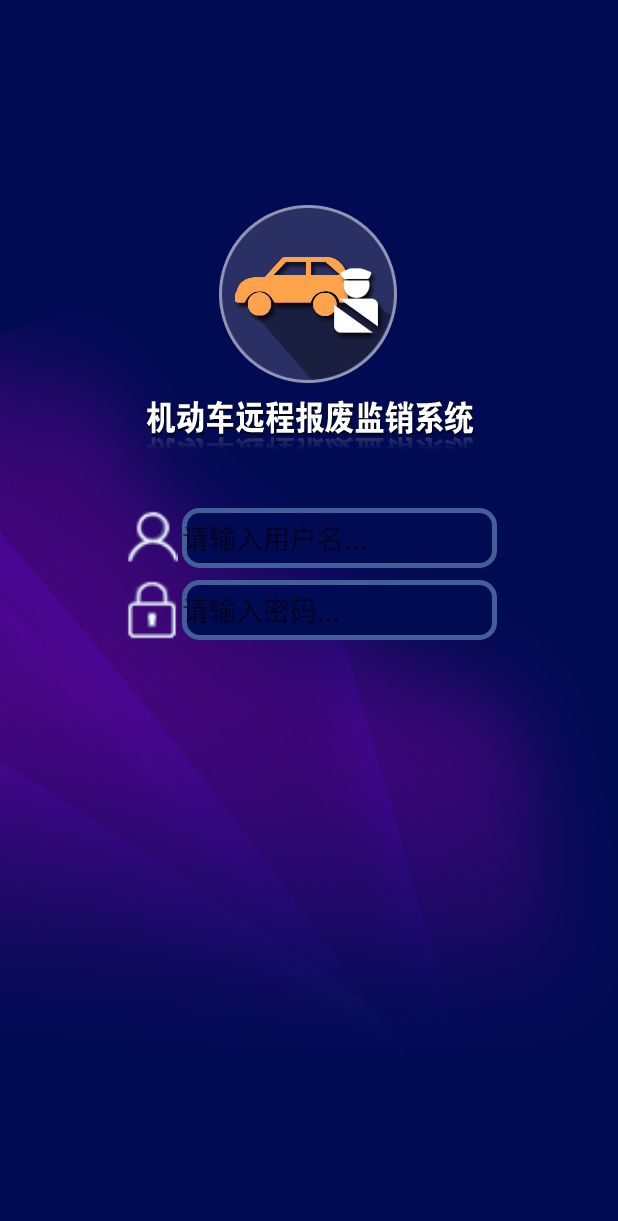
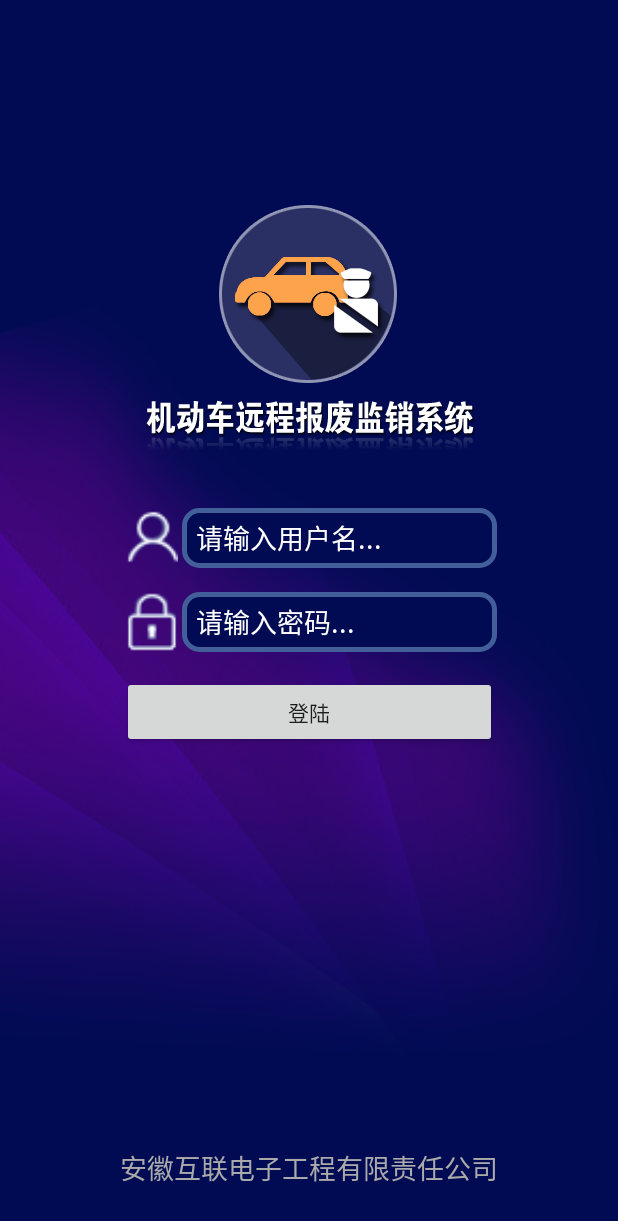
Before and after one commit to Xbigfat/DataCollectSystem, an Android app: the layout login.xml on its own in the app's theme, with its tools: preview values and no code run, on a phone screen of 412 x 824 dp. Shown: the top 1221 px of the screen. Run offline under Robolectric (Android 15) with nearby library versions, the phone set to English and light mode, and no system bars.

Commit message:
刚刚写好 splash 和 login 界面，没有添加逻辑 update 等待下发更新地址再加入

```diff
--- a/app/src/main/AndroidManifest.xml
+++ b/app/src/main/AndroidManifest.xml
@@ -18,7 +18,7 @@
         android:supportsRtl="true"
         android:theme="@style/AppTheme">
 
-        <activity android:name=".activities.Splash">
+        <activity android:name=".activities.LoginActivity">
             <intent-filter>
                 <action android:name="android.intent.action.MAIN" />
                 <category android:name="android.intent.category.LAUNCHER" />
--- a/app/src/main/java/xyw/com/datacollectsystem/BaseActivity.java
+++ b/app/src/main/java/xyw/com/datacollectsystem/BaseActivity.java
@@ -23,7 +23,7 @@ public abstract class BaseActivity extends AppCompatActivity {
         ActivityController.addActivity(this);
         getSupportActionBar().hide();
         init();
-        findViewByID();
+        findViewsByID();
         setListener();
     }
 
@@ -42,7 +42,7 @@ public abstract class BaseActivity extends AppCompatActivity {
     /**
      * 控件初始化
      */
-    protected abstract void findViewByID();
+    protected abstract void findViewsByID();
 
     /**
      * 设置监听
--- a/app/src/main/java/xyw/com/datacollectsystem/activities/Splash.java
+++ b/app/src/main/java/xyw/com/datacollectsystem/activities/Splash.java
@@ -30,7 +30,7 @@ public class Splash extends BaseActivity {
     }
 
     @Override
-    protected void findViewByID() {
+    protected void findViewsByID() {
 
     }
 
--- a/app/src/main/res/layout/login.xml
+++ b/app/src/main/res/layout/login.xml
@@ -7,7 +7,7 @@
     android:background="@mipmap/login_bg">
 
     <ImageView
-        android:id="@+id/login_logo"
+        android:id="@+id/imageView1"
         android:layout_width="wrap_content"
         android:layout_height="wrap_content"
         android:layout_marginEnd="8dp"
@@ -34,7 +34,7 @@
         android:orientation="horizontal"
         app:layout_constraintLeft_toLeftOf="parent"
         app:layout_constraintRight_toRightOf="parent"
-        app:layout_constraintTop_toBottomOf="@+id/login_logo">
+        app:layout_constraintTop_toBottomOf="@+id/imageView1">
 
         <ImageView
             android:id="@+id/imageView2"
@@ -50,18 +50,20 @@
             android:background="@drawable/login_edit_style"
             android:digits="1234567890qwertyuioplkjhgfdsazxcvbnmQWERTYUIOPLKJHGFDSAZXCVBNM"
             android:ems="10"
-            android:hint="请输入用户名..."
+            android:hint="  请输入用户名..."
             android:maxLines="1"
-            android:textColor="@android:color/background_light" />
+            android:textColor="@android:color/background_light"
+            android:textColorHint="@android:color/background_light" />
 
     </LinearLayout>
 
     <LinearLayout
+        android:id="@+id/linearLayout2"
         android:layout_width="250dp"
         android:layout_height="wrap_content"
         android:layout_marginLeft="8dp"
         android:layout_marginRight="8dp"
-        android:layout_marginTop="8dp"
+        android:layout_marginTop="16dp"
         android:orientation="horizontal"
         app:layout_constraintHorizontal_bias="0.5"
         app:layout_constraintLeft_toLeftOf="parent"
@@ -82,10 +84,39 @@
             android:layout_height="match_parent"
             android:layout_weight="0.08"
             android:background="@drawable/login_edit_style"
-            android:hint="请输入密码..."
+            android:digits="1234567890qwertyuioplkjhgfdsazxcvbnmQWERTYUIOPLKJHGFDSAZXCVBNM"
+            android:hint="  请输入密码..."
             android:password="true"
-            android:textColor="@android:color/background_light" />
+            android:textColor="@android:color/background_light"
+            android:textColorHint="@android:color/background_light" />
 
     </LinearLayout>
 
+    <Button
+        android:id="@+id/login_loginbtn"
+        android:layout_width="250dp"
+        android:layout_height="wrap_content"
+        android:layout_marginLeft="8dp"
+        android:layout_marginRight="8dp"
+        android:layout_marginTop="16dp"
+        android:text="登陆"
+        app:layout_constraintLeft_toLeftOf="parent"
+        app:layout_constraintRight_toRightOf="parent"
+        app:layout_constraintTop_toBottomOf="@+id/linearLayout2"
+        app:layout_constraintHorizontal_bias="0.503" />
+
+    <TextView
+        android:id="@+id/textView"
+        android:layout_width="wrap_content"
+        android:layout_height="wrap_content"
+        android:layout_marginBottom="32dp"
+        android:layout_marginLeft="8dp"
+        android:layout_marginRight="8dp"
+        android:text="安徽互联电子工程有限责任公司"
+        android:textColor="@android:color/darker_gray"
+        android:textSize="18sp"
+        app:layout_constraintBottom_toBottomOf="parent"
+        app:layout_constraintLeft_toLeftOf="parent"
+        app:layout_constraintRight_toRightOf="parent" />
+
 </android.support.constraint.ConstraintLayout>
```
Also changed, not shown: app/src/main/java/xyw/com/datacollectsystem/activities/LoginActivity.java (+23 -13 lines).
